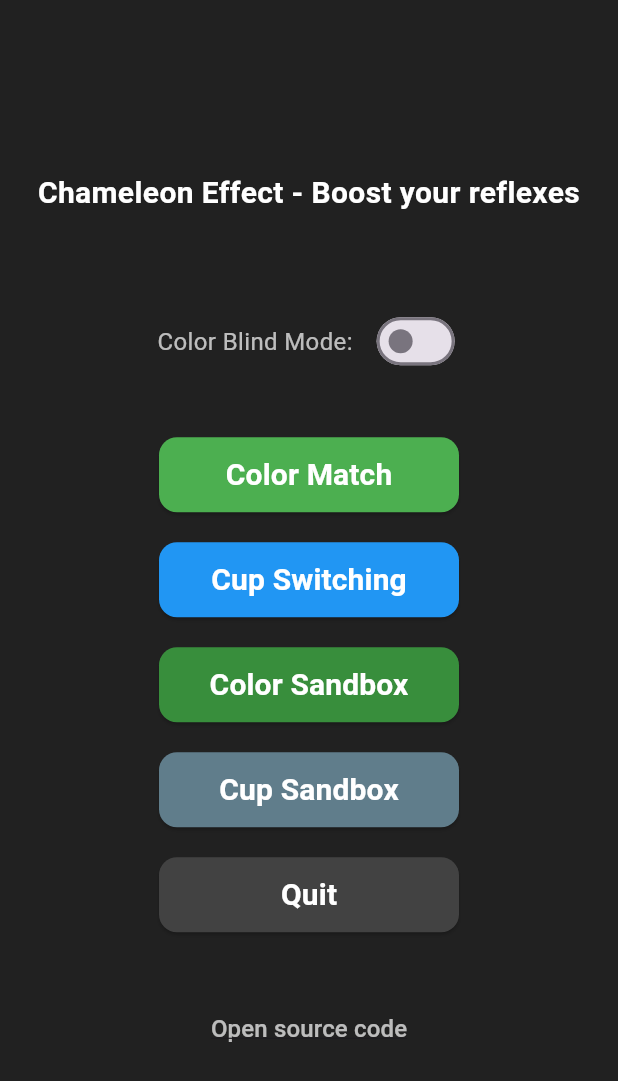
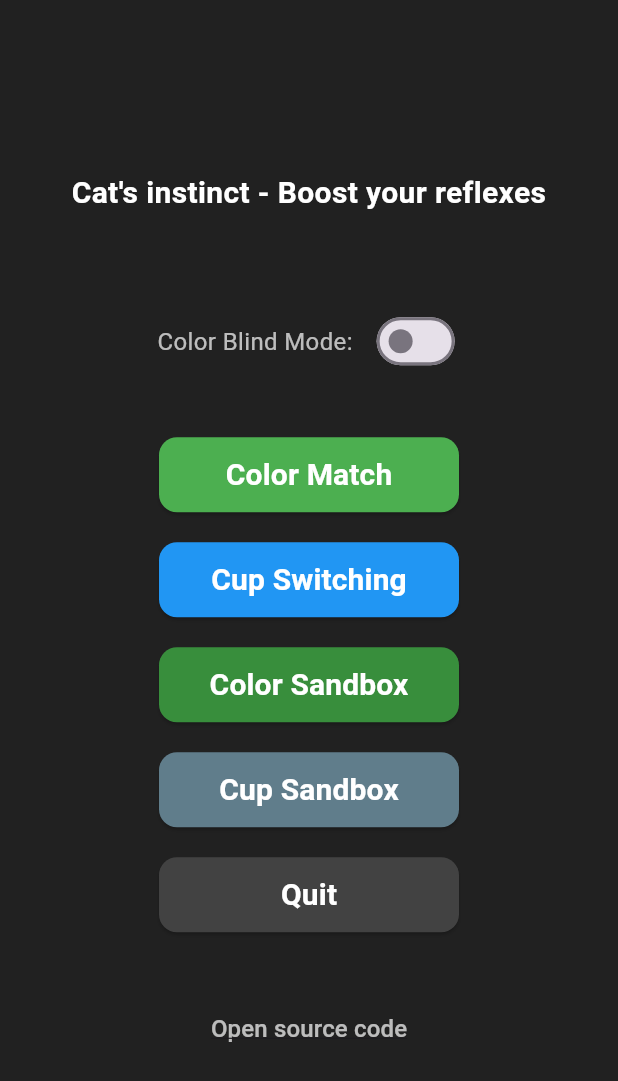
Before and after one commit to EvalVis/cats-instinct, a Flutter app: the screen it shows after launch, on a phone screen of 412 x 824 dp. Shown: the top 1081 px of the screen. Run offline on Flutter 3.47's test engine with Material 3 defaults, Android fonts, the phone set to English and light mode, and no system bars; our stand-ins replace shared_preferences.

Commit message:
Change title

```diff
--- a/lib/menu_screen.dart
+++ b/lib/menu_screen.dart
@@ -89,7 +89,7 @@ class _MenuScreenState extends State<MenuScreen> {
             mainAxisAlignment: MainAxisAlignment.center,
             children: [
               const Text(
-                'Chameleon Effect - Boost your reflexes',
+                'Cat\'s instinct - Boost your reflexes',
                 style: TextStyle(
                   color: Colors.white,
                   fontSize: 20,
```
